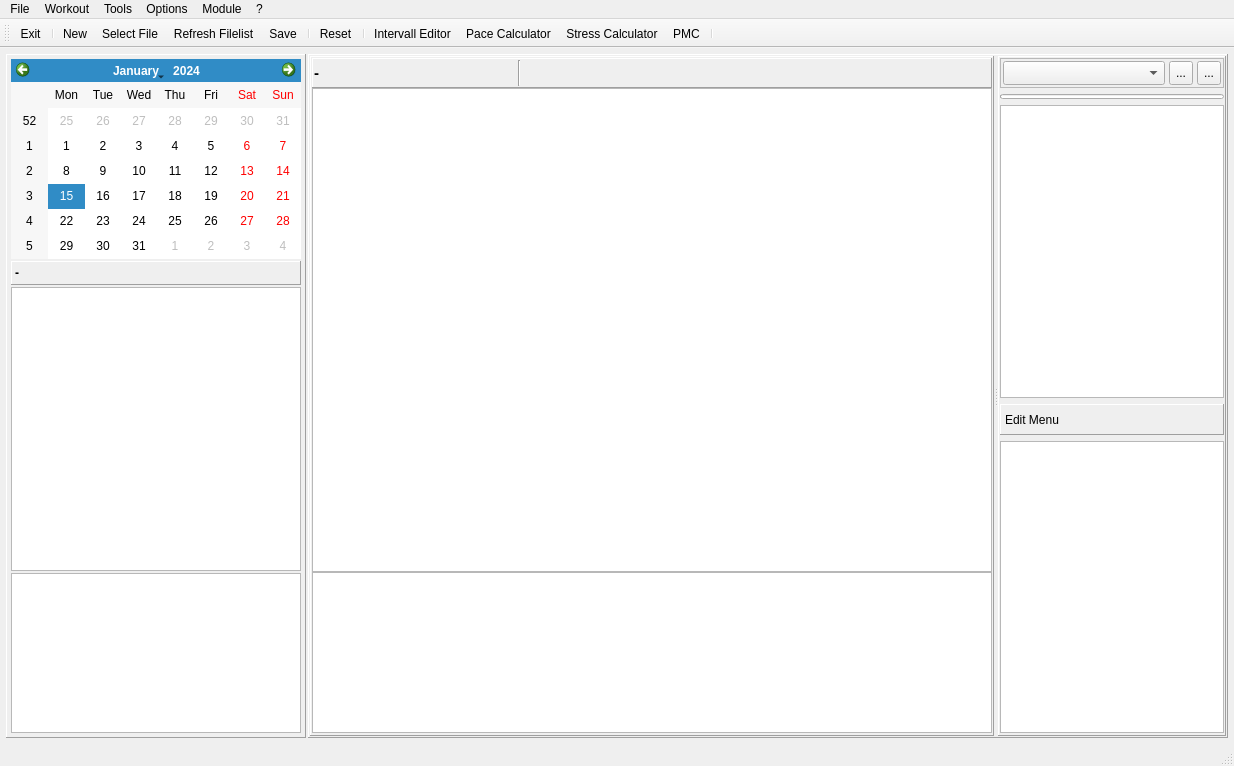
This is mainwindow.ui in Tria-Andy/WorkoutEditor as Qt 5 draws it before an edit. The edited form follows.
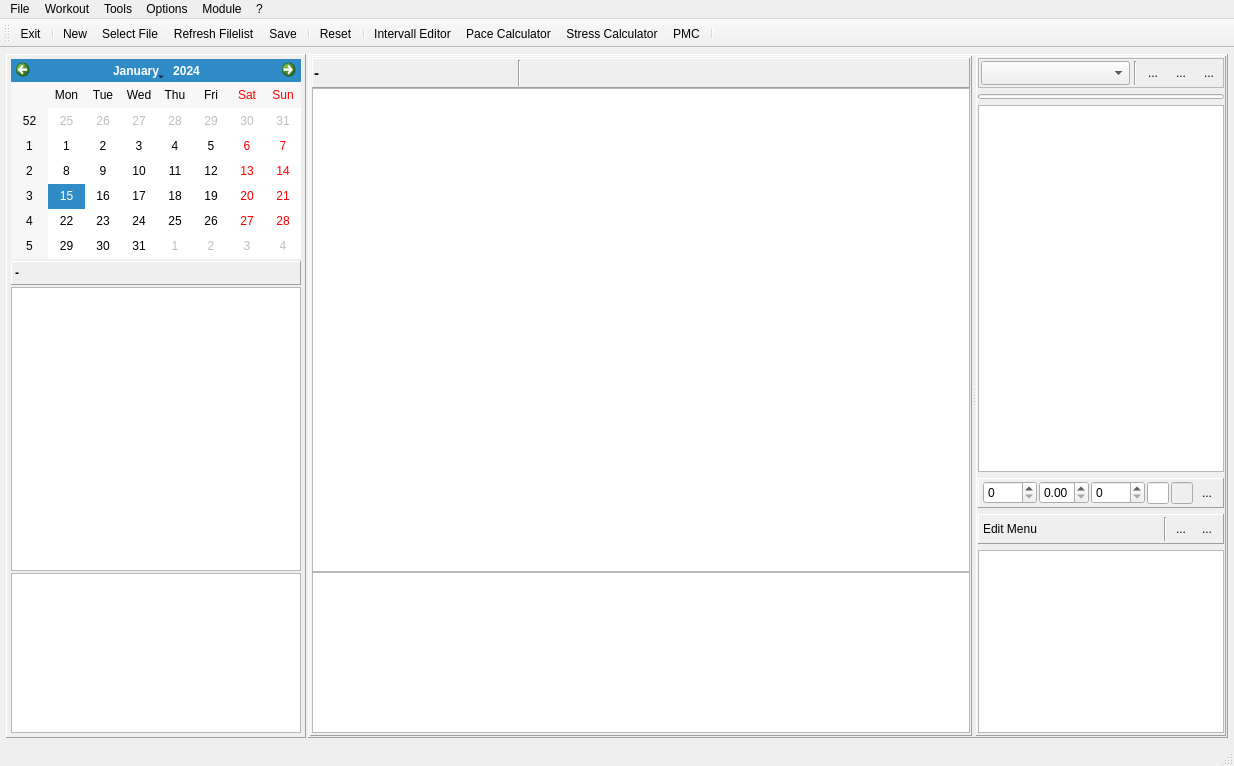
This is the edited form. The open tabs and pages were chosen to show the change. Icons and pictures are not drawn. Custom widgets are drawn as their Qt base class.

Commit message: Different changes for Food and Workout Calender

What changed in the file:
```diff
--- a/mainwindow.ui
+++ b/mainwindow.ui
@@ -2101,6 +2101,13 @@
                     </property>
                    </widget>
                   </item>
+                  <item>
+                   <widget class="Line" name="line_15">
+                    <property name="orientation">
+                     <enum>Qt::Vertical</enum>
+                    </property>
+                   </widget>
+                  </item>
                   <item>
                    <widget class="QToolButton" name="toolButton_addMenu">
                     <property name="minimumSize">
@@ -2128,6 +2135,41 @@
                       <height>18</height>
                      </size>
                     </property>
+                    <property name="autoRaise">
+                     <bool>true</bool>
+                    </property>
+                   </widget>
+                  </item>
+                  <item>
+                   <widget class="QToolButton" name="toolButton_deleteMenu">
+                    <property name="minimumSize">
+                     <size>
+                      <width>24</width>
+                      <height>24</height>
+                     </size>
+                    </property>
+                    <property name="maximumSize">
+                     <size>
+                      <width>24</width>
+                      <height>24</height>
+                     </size>
+                    </property>
+                    <property name="text">
+                     <string>...</string>
+                    </property>
+                    <property name="icon">
+                     <iconset resource="resources.qrc">
+                      <normaloff>:/images/icons/Delete.png</normaloff>:/images/icons/Delete.png</iconset>
+                    </property>
+                    <property name="iconSize">
+                     <size>
+                      <width>18</width>
+                      <height>18</height>
+                     </size>
+                    </property>
+                    <property name="autoRaise">
+                     <bool>true</bool>
+                    </property>
                    </widget>
                   </item>
                   <item>
@@ -2157,6 +2199,9 @@
                       <height>18</height>
                      </size>
                     </property>
+                    <property name="autoRaise">
+                     <bool>true</bool>
+                    </property>
                    </widget>
                   </item>
                  </layout>
@@ -2180,6 +2225,12 @@
                </item>
                <item>
                 <widget class="QListWidget" name="listWidget_Menu">
+                 <property name="sizePolicy">
+                  <sizepolicy hsizetype="Expanding" vsizetype="Expanding">
+                   <horstretch>0</horstretch>
+                   <verstretch>2</verstretch>
+                  </sizepolicy>
+                 </property>
                  <property name="font">
                   <font>
                    <pointsize>11</pointsize>
@@ -2193,6 +2244,111 @@
                  </property>
                 </widget>
                </item>
+               <item>
+                <widget class="QFrame" name="frame_4">
+                 <property name="frameShape">
+                  <enum>QFrame::Panel</enum>
+                 </property>
+                 <property name="frameShadow">
+                  <enum>QFrame::Raised</enum>
+                 </property>
+                 <layout class="QHBoxLayout" name="horizontalLayout_12">
+                  <property name="spacing">
+                   <number>2</number>
+                  </property>
+                  <property name="leftMargin">
+                   <number>4</number>
+                  </property>
+                  <property name="topMargin">
+                   <number>2</number>
+                  </property>
+                  <property name="rightMargin">
+                   <number>4</number>
+                  </property>
+                  <property name="bottomMargin">
+                   <number>2</number>
+                  </property>
+                  <item>
+                   <widget class="QSpinBox" name="spinBox_portion">
+                    <property name="maximumSize">
+                     <size>
+                      <width>60</width>
+                      <height>16777215</height>
+                     </size>
+                    </property>
+                    <property name="maximum">
+                     <number>1000</number>
+                    </property>
+                   </widget>
+                  </item>
+                  <item>
+                   <widget class="QDoubleSpinBox" name="doubleSpinBox_portion">
+                    <property name="maximumSize">
+                     <size>
+                      <width>50</width>
+                      <height>16777215</height>
+                     </size>
+                    </property>
+                    <property name="maximum">
+                     <double>10.000000000000000</double>
+                    </property>
+                    <property name="singleStep">
+                     <double>0.050000000000000</double>
+                    </property>
+                   </widget>
+                  </item>
+                  <item>
+                   <widget class="QSpinBox" name="spinBox_calories">
+                    <property name="maximum">
+                     <number>1000</number>
+                    </property>
+                   </widget>
+                  </item>
+                  <item>
+                   <widget class="QLineEdit" name="lineEdit_calories"/>
+                  </item>
+                  <item>
+                   <widget class="QLineEdit" name="lineEdit_Mealname">
+                    <property name="enabled">
+                     <bool>false</bool>
+                    </property>
+                   </widget>
+                  </item>
+                  <item>
+                   <widget class="QToolButton" name="toolButton_addMeal">
+                    <property name="minimumSize">
+                     <size>
+                      <width>24</width>
+                      <height>24</height>
+                     </size>
+                    </property>
+                    <property name="maximumSize">
+                     <size>
+                      <width>24</width>
+                      <height>24</height>
+                     </size>
+                    </property>
+                    <property name="text">
+                     <string>...</string>
+                    </property>
+                    <property name="icon">
+                     <iconset resource="resources.qrc">
+                      <normaloff>:/images/icons/Add.png</normaloff>:/images/icons/Add.png</iconset>
+                    </property>
+                    <property name="iconSize">
+                     <size>
+                      <width>18</width>
+                      <height>18</height>
+                     </size>
+                    </property>
+                    <property name="autoRaise">
+                     <bool>true</bool>
+                    </property>
+                   </widget>
+                  </item>
+                 </layout>
+                </widget>
+               </item>
                <item>
                 <widget class="QFrame" name="frame_2">
                  <property name="frameShape">
@@ -2228,7 +2384,13 @@
                    <widget class="QToolButton" name="toolButton_menuEdit">
                     <property name="minimumSize">
                      <size>
-                      <width>30</width>
+                      <width>24</width>
+                      <height>24</height>
+                     </size>
+                    </property>
+                    <property name="maximumSize">
+                     <size>
+                      <width>24</width>
                       <height>24</height>
                      </size>
                     </property>
@@ -2247,11 +2409,88 @@
                     </property>
                    </widget>
                   </item>
+                  <item>
+                   <widget class="Line" name="line_16">
+                    <property name="orientation">
+                     <enum>Qt::Vertical</enum>
+                    </property>
+                   </widget>
+                  </item>
+                  <item>
+                   <widget class="QToolButton" name="toolButton_foodUp">
+                    <property name="minimumSize">
+                     <size>
+                      <width>24</width>
+                      <height>24</height>
+                     </size>
+                    </property>
+                    <property name="maximumSize">
+                     <size>
+                      <width>24</width>
+                      <height>24</height>
+                     </size>
+                    </property>
+                    <property name="text">
+                     <string>...</string>
+                    </property>
+                    <property name="icon">
+                     <iconset resource="resources.qrc">
+                      <normaloff>:/images/icons/Up.png</normaloff>:/images/icons/Up.png</iconset>
+                    </property>
+                    <property name="iconSize">
+                     <size>
+                      <width>18</width>
+                      <height>18</height>
+                     </size>
+                    </property>
+                    <property name="autoRaise">
+                     <bool>true</bool>
+                    </property>
+                   </widget>
+                  </item>
+                  <item>
+                   <widget class="QToolButton" name="toolButton_foodDown">
+                    <property name="minimumSize">
+                     <size>
+                      <width>24</width>
+                      <height>24</height>
+                     </size>
+                    </property>
+                    <property name="maximumSize">
+                     <size>
+                      <width>24</width>
+                      <height>24</height>
+                     </size>
+                    </property>
+                    <property name="text">
+                     <string>...</string>
+                    </property>
+                    <property name="icon">
+                     <iconset resource="resources.qrc">
+                      <normaloff>:/images/icons/Down.png</normaloff>:/images/icons/Down.png</iconset>
+                    </property>
+                    <property name="iconSize">
+                     <size>
+                      <width>18</width>
+                      <height>18</height>
+                     </size>
+                    </property>
+                    <property name="autoRaise">
+                     <bool>true</bool>
+                    </property>
+                   </widget>
+                  </item>
                  </layout>
                 </widget>
                </item>
                <item>
                 <widget class="QListWidget" name="listWidget_MenuEdit">
+                 <property name="sizePolicy">
+                  <sizepolicy hsizetype="Expanding" vsizetype="Expanding">
+                   <horstretch>0</horstretch>
+                   <verstretch>1</verstretch>
+                  </sizepolicy>
+                 </property>
                  <property name="font">
                   <font>
                    <pointsize>11</pointsize>
```
Left out of the diff: 4 changed lines with no effect on the pictures. The commit also changes 2 other files.
